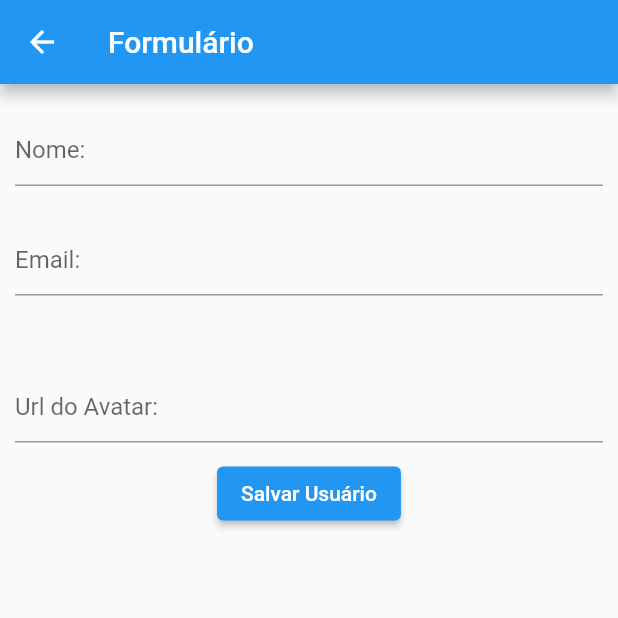
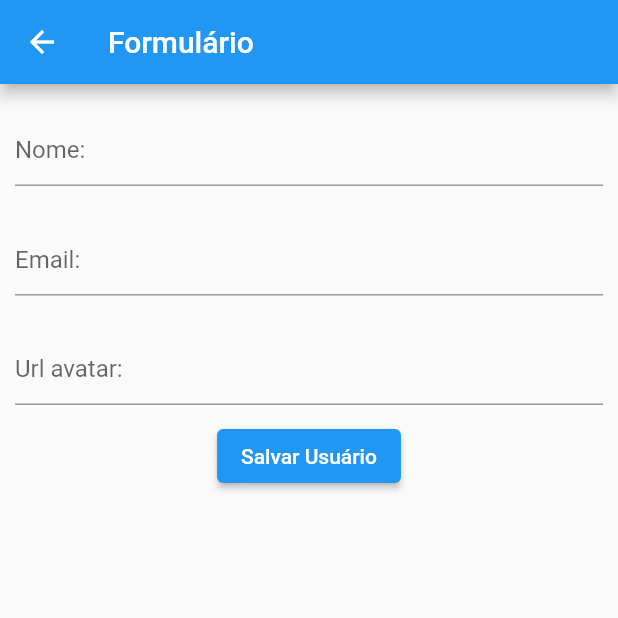
Before and after one commit to juliahaertel/flutter, a Flutter app: the FormPage screen opened by its route, on a phone screen of 412 x 824 dp, the top half of it. Run offline on Flutter 3.47's test engine with Material 2 defaults, Android fonts, the phone set to English and light mode, and no system bars; our stand-ins replace email_validator.

Commit message:
alteração crud

```diff
--- a/lib/src/data/dummy_users.dart
+++ b/lib/src/data/dummy_users.dart
@@ -25,4 +25,6 @@ const DUMMY_USERS = {
     email: 'jiovane@gmail.com',
     avatarUrl: 'https://encrypted-tbn0.gstatic.com/images?q=tbn:ANd9GcQb75aLAsHQuVvgofGiZw0yCiEDZz_LRBNmPw&usqp=CAU'
     ),
+    //menina:
+    //https://encrypted-tbn0.gstatic.com/images?q=tbn:ANd9GcTQucfRAnaa3tJZ4uui1X3MF6-DqHaqli_-Ew&usqp=CAU
 };
--- a/lib/src/formulario.dart
+++ b/lib/src/formulario.dart
@@ -36,6 +36,8 @@ class FormularioPage extends StatefulWidget{
     User? user = ModalRoute.of(context)?.settings.arguments as User?;
     _loadFormData(user);
     //print(user?.name);
+
+
 
     return Form(
       key: _formkey,
@@ -86,15 +88,15 @@ class FormularioPage extends StatefulWidget{
             },*/
             onSaved: (value) => _formData['email'] = value!,
           ),
-
-          const Padding(padding: EdgeInsets.all(25.0)),
+          const Padding(padding: EdgeInsets.only(top: 25.0)),
           TextFormField(
             initialValue: _formData['avatarUrl'],
             decoration: const InputDecoration(
-              hintText: 'Url do Avatar:'
+              hintText: 'Url avatar:'
             ),
             onSaved: (value) => _formData['avatarUrl'] = value!,
           ),
+
 
           //senha
           /*
--- a/pubspec.yaml
+++ b/pubspec.yaml
@@ -64,7 +64,7 @@ flutter:
   #   - images/a_dot_ham.jpeg
 
   assets:
-    - assets/foto.png
+    - assets/
   # An image asset can refer to one or more resolution-specific "variants", see
   # https://flutter.dev/assets-and-images/#resolution-aware.
 
```
Also changed, not shown: assets/icons/icon_homem.png (added), assets/icons/icon_homem_preto.png (added), assets/icons/icon_menino_castanho.png (added), assets/icons/icon_mulher_preto.png (added).
